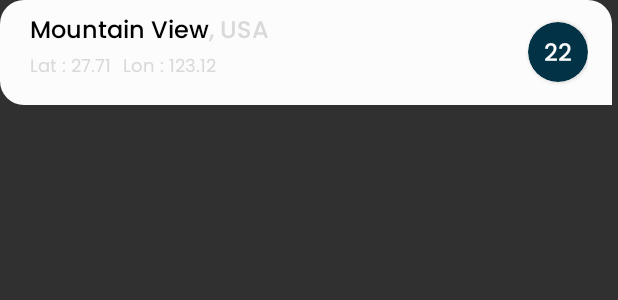
After one commit to nsushant09/WeatherApplication, an Android app: the layout searchresult_recyclerview_layout.xml on its own in the app's theme, with its tools: preview values and no code run, on a phone screen of 412 x 824 dp. The commit adds this screen. Shown: the top 300 px of the screen. Run offline under Robolectric (Android 15) with nearby library versions, the phone set to English and light mode, and no system bars.

Commit message:
Added search results display

```diff
--- /dev/null
+++ b/app/src/main/res/drawable/search_result_card_bg.xml
@@ -0,0 +1,9 @@
+<?xml version="1.0" encoding="utf-8"?>
+<shape xmlns:android="http://schemas.android.com/apk/res/android">
+
+    <solid android:color="@color/secondary_white"/>
+    <corners android:bottomLeftRadius="16dp"
+        android:topLeftRadius="16dp"
+        android:topRightRadius="16dp"/>
+
+</shape>
--- /dev/null
+++ b/app/src/main/res/layout/searchresult_recyclerview_layout.xml
@@ -0,0 +1,105 @@
+<?xml version="1.0" encoding="utf-8"?>
+<RelativeLayout xmlns:android="http://schemas.android.com/apk/res/android"
+    android:layout_width="match_parent"
+    android:layout_height="70dp"
+    xmlns:app="http://schemas.android.com/apk/res-auto"
+    android:background="@drawable/search_result_card_bg"
+    android:layout_marginEnd="4dp"
+    android:paddingHorizontal="16dp">
+
+    <LinearLayout
+        android:id="@+id/llLocationInfo"
+        android:layout_width="wrap_content"
+        android:layout_height="wrap_content"
+        android:orientation="vertical"
+        android:layout_marginTop="8dp"
+        android:layout_marginStart="4dp"
+        >
+
+        <RelativeLayout
+            android:layout_width="wrap_content"
+            android:layout_height="wrap_content">
+
+            <TextView
+                android:id="@+id/tvCityName"
+                android:layout_width="wrap_content"
+                android:layout_height="wrap_content"
+                android:text="Mountain View"
+                style="@style/PoppinsMedium16MediumBlack"
+                />
+
+            <TextView
+                android:id="@+id/tvCountryName"
+                android:layout_width="wrap_content"
+                android:layout_height="wrap_content"
+                android:text=", USA"
+                style="@style/PoppinsMedium16MediumBlack"
+                android:textColor="@color/grey"
+                android:layout_toEndOf="@id/tvCityName"
+                />
+
+        </RelativeLayout>
+
+    </LinearLayout>
+
+
+    <LinearLayout
+        android:layout_width="wrap_content"
+        android:layout_height="wrap_content"
+        android:orientation="vertical"
+        android:layout_below="@id/llLocationInfo"
+        android:layout_marginStart="4dp"
+        >
+
+        <RelativeLayout
+            android:layout_width="wrap_content"
+            android:layout_height="wrap_content">
+
+            <TextView
+                android:id="@+id/tvLatitude"
+                android:layout_width="wrap_content"
+                android:layout_height="wrap_content"
+                android:text="Lat : 27.71"
+                style="@style/PoppinsRegularSmallGrey"
+                />
+
+            <TextView
+                android:id="@+id/tvLongitude"
+                android:layout_width="wrap_content"
+                android:layout_height="wrap_content"
+                android:layout_marginStart="8dp"
+                android:text="Lon : 123.12"
+                style="@style/PoppinsRegularSmallGrey"
+                android:textColor="@color/grey"
+                android:layout_toEndOf="@id/tvLatitude"
+                />
+
+        </RelativeLayout>
+
+    </LinearLayout>
+
+    <androidx.cardview.widget.CardView
+        android:layout_width="40dp"
+        android:layout_height="40dp"
+        app:cardCornerRadius="50dp"
+        app:cardBackgroundColor="@color/primaryvariant"
+        android:layout_alignParentEnd="true"
+        android:layout_centerVertical="true"
+        >
+
+        <TextView
+            android:id="@+id/tvCurrentTemperature"
+            android:layout_width="wrap_content"
+            android:layout_height="wrap_content"
+            android:text="22"
+            android:layout_gravity="center"
+            style="@style/PoppinsMedium16MediumBlack"
+            android:textColor="@color/secondary_white"
+            android:layout_marginTop="2dp"
+            />
+
+    </androidx.cardview.widget.CardView>
+
+
+
+</RelativeLayout>
--- a/app/src/main/res/values/strings.xml
+++ b/app/src/main/res/values/strings.xml
@@ -6,4 +6,6 @@
     <string name="search">Search</string>
     <string name="settings_icon_in_main_activity">Settings icon in Main Activity</string>
     <string name="icon_image">Icon Image</string>
+    <string name="search_results">Search Results</string>
+    <string name="no_results_found">No Results Found</string>
 </resources>
```
Also changed, not shown: app/src/main/java/com/neupanesushant/weather/activity/main/fragment/search/SearchFragment.kt (+34 -0 lines), app/src/main/java/com/neupanesushant/weather/activity/main/fragment/search/SearchViewModel.kt (+57 -20 lines), app/src/main/java/com/neupanesushant/weather/activity/main/fragment/search/adapter/SearchResultAdapter.kt (added, +42 -0 lines), app/src/main/res/layout/fragment_search.xml (+52 -3 lines).
